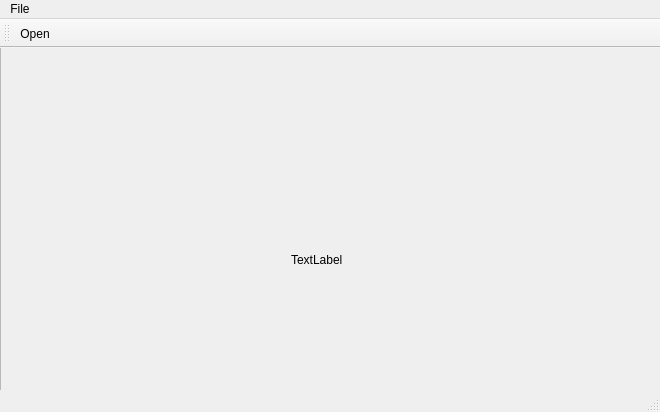
The window that imageviewerst.ui (Levii01/Viewer) describes before a commit, drawn with Qt 5.
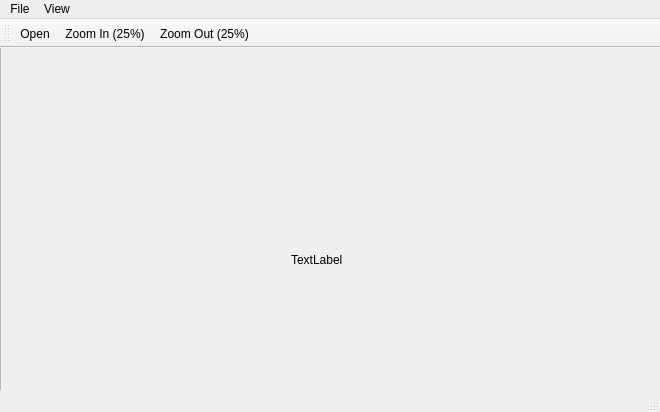
The same window after the commit. Icons and pictures are not drawn.

Commit message: Add actionZoomIn/Out to design

The edit to the form file:
```diff
--- a/imageviewerst.ui
+++ b/imageviewerst.ui
@@ -70,7 +70,15 @@
     <addaction name="actionOpen"/>
     <addaction name="separator"/>
    </widget>
+   <widget class="QMenu" name="menuView">
+    <property name="title">
+     <string>View</string>
+    </property>
+    <addaction name="actionZoomIn"/>
+    <addaction name="actionZoomOut"/>
+   </widget>
    <addaction name="menuFile"/>
+   <addaction name="menuView"/>
   </widget>
   <widget class="QToolBar" name="mainToolBar">
    <attribute name="toolBarArea">
@@ -80,6 +88,8 @@
     <bool>false</bool>
    </attribute>
    <addaction name="actionOpen"/>
+   <addaction name="actionZoomIn"/>
+   <addaction name="actionZoomOut"/>
   </widget>
   <widget class="QStatusBar" name="statusBar"/>
   <action name="actionOpen">
@@ -94,6 +104,24 @@
     <string>Ctrl+O</string>
    </property>
   </action>
+  <action name="actionZoomIn">
+   <property name="icon">
+    <iconset resource="icons.qrc">
+     <normaloff>:/new/prefix1/icons/zoom-in.png</normaloff>:/new/prefix1/icons/zoom-in.png</iconset>
+   </property>
+   <property name="text">
+    <string>Zoom &amp;In (25%)</string>
+   </property>
+  </action>
+  <action name="actionZoomOut">
+   <property name="icon">
+    <iconset resource="icons.qrc">
+     <normaloff>:/new/prefix1/icons/zoom-out.png</normaloff>:/new/prefix1/icons/zoom-out.png</iconset>
+   </property>
+   <property name="text">
+    <string>Zoom Out (25%)</string>
+   </property>
+  </action>
  </widget>
  <layoutdefault spacing="6" margin="11"/>
  <resources>
```
